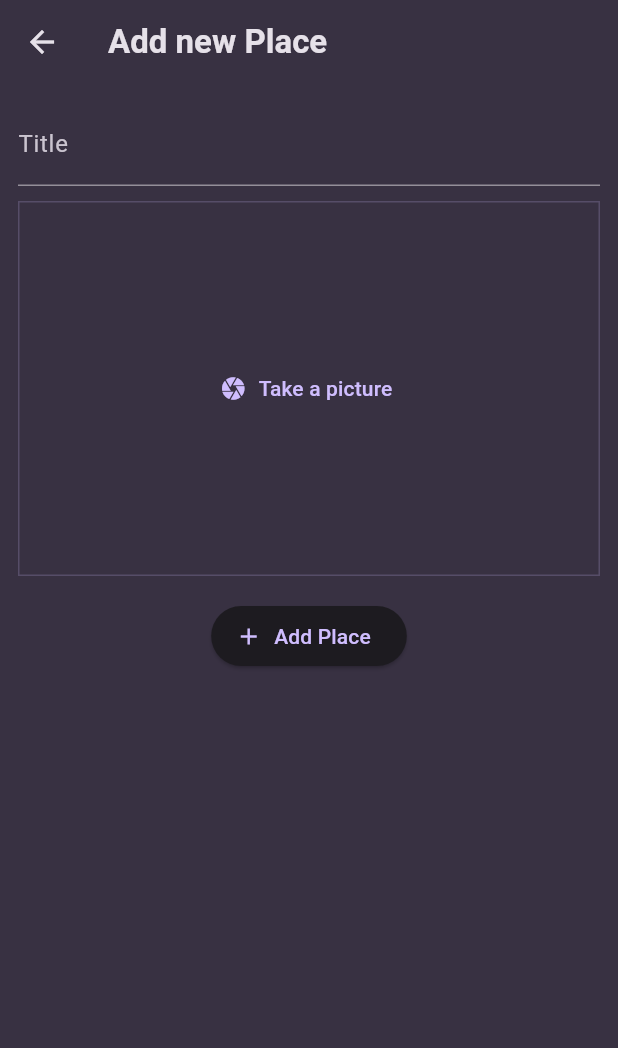
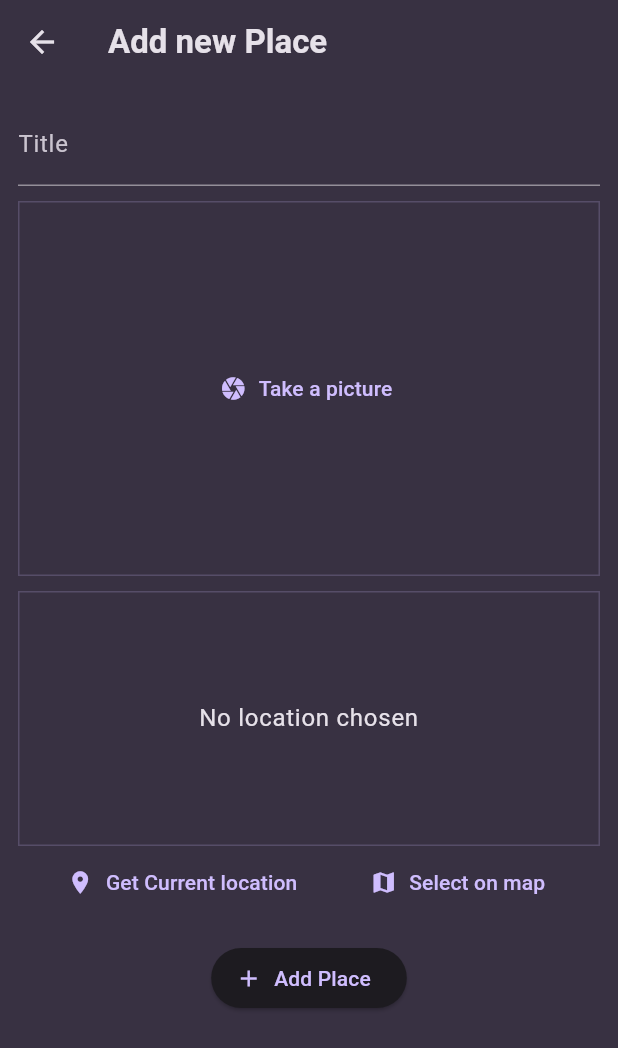
Before and after one commit to Gaslandie/favorite_places, a Flutter app: the AddPlaceScreen screen opened directly, on a phone screen of 412 x 824 dp. Shown: the top 1048 px of the screen. Run offline on Flutter 3.47's test engine with Material 3 defaults, Android fonts, the phone set to English and light mode, and no system bars; our stand-ins replace flutter_riverpod, google_fonts, image_picker, location.

Commit message:
widget geolocalisation configuration

```diff
--- a/lib/screens/add_place.dart
+++ b/lib/screens/add_place.dart
@@ -1,6 +1,7 @@
 import 'dart:io';
 
 import 'package:favorite_places/widgets/image_input.dart';
+import 'package:favorite_places/widgets/location_input.dart';
 import 'package:flutter/material.dart';
 import 'package:flutter_riverpod/flutter_riverpod.dart';
 
@@ -56,6 +57,8 @@ class _AddPlaceScreen extends ConsumerState<AddPlaceScreen> {
                 _selectedImage = image;
               },
             ),
+            const SizedBox(height: 10),
+            LocationInput(),
             const SizedBox(height: 16),
             ElevatedButton.icon(
               onPressed: _savePlace,
--- /dev/null
+++ b/lib/widgets/location_input.dart
@@ -0,0 +1,104 @@
+import 'package:flutter/material.dart';
+import 'package:location/location.dart';
+
+class LocationInput extends StatefulWidget {
+  const LocationInput({super.key});
+
+  @override
+  State<StatefulWidget> createState() {
+    return _LocationInputState();
+  }
+}
+
+class _LocationInputState extends State<LocationInput> {
+  Location? _pickedLocation;
+  var _isGettingLocation = false;
+  //fonction asynchrone pour recuperer la position actuelle de l'utilisateur
+  void _getCurrentLocation() async {
+    Location location = Location();
+
+    bool serviceEnabled; //var pour savoir si GPS est activé
+    PermissionStatus
+    permissionGranted; //var pour verifier si permission accordée
+    LocationData locationData; //var pour stocker la position
+
+    //verifie le GPS si activé
+    serviceEnabled = await location.serviceEnabled();
+    //si pas activé, demande au user
+    if (!serviceEnabled) {
+      serviceEnabled = await location.requestService();
+      //si refuse on quitte la fonction
+      if (!serviceEnabled) {
+        return;
+      }
+    }
+
+    //verifie si l'app à la permission de localisation
+    permissionGranted = await location.hasPermission();
+    //si refusée, demander au user
+    if (permissionGranted == PermissionStatus.denied) {
+      permissionGranted = await location.requestPermission();
+      //si refus on quitte la fonction
+      if (permissionGranted != PermissionStatus.granted) {
+        return;
+      }
+    }
+    setState(() {
+      _isGettingLocation = true;
+    });
+    //si tout est ok, service et permissions, on recupere la position GPS actuelle
+    //du user sous forme de LocationData, qui contient: latitude, longitude, altitude, vitesse...
+    locationData = await location.getLocation();
+
+    setState(() {
+      _isGettingLocation = false;
+    });
+  }
+
+  @override
+  Widget build(BuildContext context) {
+    Widget previewContent = Text(
+      'No location chosen',
+      textAlign: TextAlign.center,
+      style: Theme.of(context).textTheme.bodyLarge!.copyWith(
+        color: Theme.of(context).colorScheme.onSurface,
+      ),
+    );
+    if (_isGettingLocation) {
+      previewContent = const CircularProgressIndicator();
+    }
+    return Column(
+      children: [
+        Container(
+          height: 170,
+          width: double.infinity,
+          alignment: Alignment.center,
+          decoration: BoxDecoration(
+            border: Border.all(
+              width: 1,
+              color: Theme.of(
+                context,
+              ).colorScheme.primary.withValues(alpha: 0.2),
+            ),
+          ),
+          child: previewContent,
+        ),
+        Row(
+          mainAxisAlignment: MainAxisAlignment.spaceEvenly,
+          children: [
+            TextButton.icon(
+              icon: const Icon(Icons.location_on),
+              label: const Text('Get Current location'),
+              onPressed: _getCurrentLocation,
+            ),
+            TextButton.icon(
+              icon: Icon(Icons.map),
+              label: const Text('Select on map'),
+              onPressed: () {},
+            ),
+          ],
+        ),
+      ],
+    );
+  }
+}
--- a/pubspec.yaml
+++ b/pubspec.yaml
@@ -39,6 +39,7 @@ dependencies:
   flutter_riverpod: ^2.6.1
   image_picker: ^1.1.2
   location: ^8.0.1
+  http: ^1.4.0
 
 dev_dependencies:
   flutter_test:
```
Also changed, not shown: pubspec.lock.
